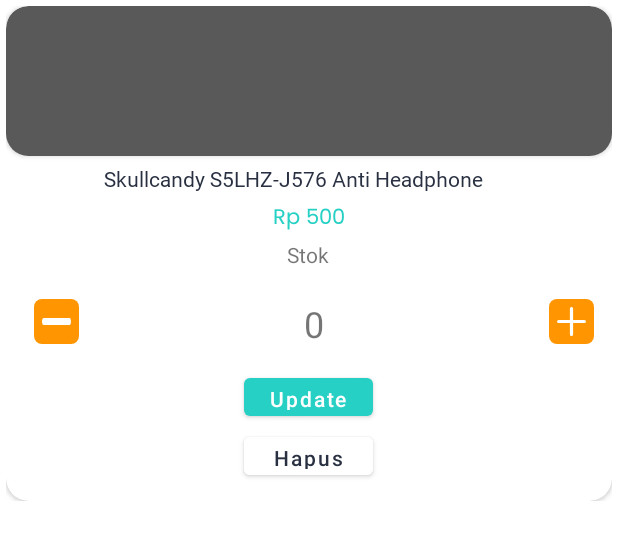
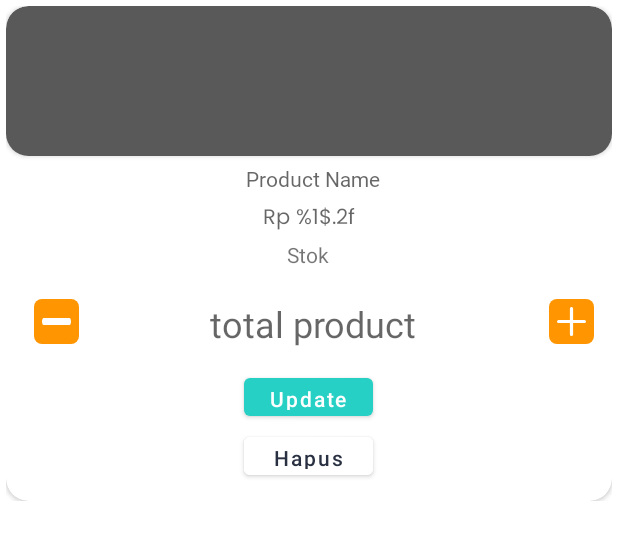
Before and after one commit to arthara/SimplePOS-android, an Android app: the layout item_product_inventory_all.xml on its own in the app's theme, with its tools: preview values and no code run, on a phone screen of 412 x 824 dp. Shown: the top 540 px of the screen. Run offline under Robolectric (Android 15) with nearby library versions, the phone set to English and light mode, and no system bars; network calls fail; Roboto replaces fonts that are not available here.

Commit message:
Add Stock Product Page Logic #30

```diff
--- a/app/src/main/java/com/simple/pos/modul/dashboard/fragment/belanja/BelanjaContract.kt
+++ b/app/src/main/java/com/simple/pos/modul/dashboard/fragment/belanja/BelanjaContract.kt
@@ -9,6 +9,7 @@
     }
 
     interface Presenter {
+        fun retrieveProducts()
     }
 
     interface Interactor {
--- a/app/src/main/java/com/simple/pos/modul/dashboard/fragment/main/MainFragment.kt
+++ b/app/src/main/java/com/simple/pos/modul/dashboard/fragment/main/MainFragment.kt
@@ -8,7 +8,6 @@
 import android.widget.Button
 import android.widget.DatePicker
 import android.widget.TextView
-import androidx.cardview.widget.CardView
 import androidx.fragment.app.Fragment
 import com.simple.pos.R
 import com.simple.pos.modul.dashboard.fragment.main.model.TopSales
@@ -84,7 +83,7 @@
                 getString(R.string.total_sales, totalSales.totalSales)
 
         view?.findViewById<TextView>(R.id.grossProfitTv)?.text =
-                getString(R.string.gross_profit, totalSales.grossProfit)
+                getString(R.string.price, totalSales.grossProfit)
     }
 
     override fun onDateSet(p0: DatePicker?, year: Int, month: Int, dayOfMonth: Int) {
--- a/app/src/main/res/layout/fragment_dashboard_main.xml
+++ b/app/src/main/res/layout/fragment_dashboard_main.xml
@@ -162,7 +162,7 @@
                                     android:id="@+id/grossProfitTv"
                                     android:layout_width="match_parent"
                                     android:layout_height="wrap_content"
-                                    android:text="@string/gross_profit"
+                                    android:text="@string/price"
                                     android:maxLines="1"
                                     android:fontFamily="sans-serif"
                                     app:autoSizeTextType="uniform"
--- a/app/src/main/res/layout/item_product_inventory_all.xml
+++ b/app/src/main/res/layout/item_product_inventory_all.xml
@@ -4,7 +4,9 @@
     xmlns:android="http://schemas.android.com/apk/res/android">
 
     <data>
-
+        <variable
+            name="product"
+            type="com.simple.pos.shared.model.Product" />
     </data>
 
     <androidx.constraintlayout.widget.ConstraintLayout
@@ -59,14 +61,16 @@
 
                 <TextView
                     android:id="@+id/tvPrudukInvAll"
-                    android:layout_width="wrap_content"
+                    android:layout_width="match_parent"
                     android:layout_height="wrap_content"
                     android:layout_marginStart="20dp"
                     android:layout_marginTop="5dp"
                     android:layout_marginEnd="16dp"
                     android:layout_marginBottom="15dp"
                     android:fontFamily="@font/roboto_regular"
-                    android:text="Skullcandy S5LHZ-J576 Anti Headphone "
+                    android:text="@{product.name}"
+                    android:hint="@string/product_name_hint"
+                    android:gravity="center"
                     android:textColor="@color/black"
                     android:textSize="14sp"
                     app:layout_constraintBottom_toTopOf="@+id/cardView"
@@ -77,17 +81,19 @@
                     app:layout_constraintVertical_bias="0.0" />
 
                 <TextView
-                    android:id="@+id/tvPriceProductInvAll"
-                    android:layout_width="wrap_content"
+                    android:id="@+id/priceProductInvAllTV"
+                    android:layout_width="0dp"
                     android:layout_height="wrap_content"
                     android:layout_marginTop="5dp"
                     android:fontFamily="@font/poppins"
-                    android:text="Rp 500"
+                    android:hint="@string/price"
+                    android:text="@{String.format(@string/price, product.sellingPrice)}"
                     android:textColor="@color/lightblue"
                     android:textSize="14sp"
+                    android:gravity="center"
+                    app:layout_constraintStart_toStartOf="parent"
                     app:layout_constraintBottom_toBottomOf="parent"
                     app:layout_constraintEnd_toEndOf="parent"
-                    app:layout_constraintStart_toStartOf="parent"
                     app:layout_constraintTop_toBottomOf="@+id/tvPrudukInvAll"
                     app:layout_constraintVertical_bias="0.0" />
 
@@ -103,7 +109,7 @@
                     app:layout_constraintHorizontal_bias="0.498"
 
                     app:layout_constraintStart_toStartOf="parent"
-                    app:layout_constraintTop_toBottomOf="@+id/tvPriceProductInvAll"
+                    app:layout_constraintTop_toBottomOf="@+id/priceProductInvAllTV"
                     app:layout_constraintVertical_bias="0.0" />
 
                 <RelativeLayout
@@ -139,7 +145,8 @@
                         android:layout_centerHorizontal="true"
                         android:layout_centerVertical="true"
                         android:gravity="center"
-                        android:text="0"
+                        android:hint="@string/total_product_hint"
+                        android:text="@{String.valueOf(product.total)}"
                         android:textSize="24sp" />
 
                     <ImageButton
@@ -159,7 +166,7 @@
 
 
                 <Button
-                    android:id="@+id/updateButton"
+                    android:id="@+id/updateProductBtn"
                     android:layout_width="86dp"
                     android:layout_height="37dp"
                     android:gravity="center|center_horizontal|center_vertical"
@@ -175,7 +182,7 @@
                     app:layout_constraintVertical_bias="0.214" />
 
                 <Button
-                    android:id="@+id/deleteButton"
+                    android:id="@+id/deleteProductBtn"
                     android:layout_width="86dp"
                     android:layout_height="37dp"
                     android:gravity="center|center_horizontal|center_vertical"
@@ -188,7 +195,7 @@
                     app:layout_constraintEnd_toEndOf="parent"
                     app:layout_constraintHorizontal_bias="0.498"
                     app:layout_constraintStart_toStartOf="parent"
-                    app:layout_constraintTop_toBottomOf="@+id/updateButton"
+                    app:layout_constraintTop_toBottomOf="@+id/updateProductBtn"
                     app:layout_constraintVertical_bias="0.157" />
 
             </androidx.constraintlayout.widget.ConstraintLayout>
--- a/app/src/main/res/values/strings.xml
+++ b/app/src/main/res/values/strings.xml
@@ -28,7 +28,7 @@
     <string name="text_btn_intro2">Upload Logo</string>
     <string name="text_btn_intro2_1">Tambah Data</string>
     <string name="text_btn_intro2_2">nanti saja</string>
-
+    <string name="price">Rp %1$.2f</string>
 
     <!--  Main Fragment String  -->
     <string name="title_laporan">Laporan Keuangan</string>
@@ -36,7 +36,6 @@
     <string name="total_sales1">Total Sales : </string>
     <string name="total_sales">Rp %1$d</string>
     <string name="gross_profit1">Laba Kotor : </string>
-    <string name="gross_profit">Rp %1$f</string>
     <string name="top_sales">Top Sales :</string>
     <string name="top_product_name1">Product</string>
     <string name="top_product_name">%1$s</string>
@@ -63,4 +62,8 @@
     <string name="product_example_name">Skullcandy S5LHZ-J576 Anti Headphone</string>
     <string name="edit">Edit</string>
     <string name="delete">Delete</string>
+    <string name="product_name_hint">Product Name</string>
+    <string name="total_product_hint">total product</string>
+    <string name="delete_product_confirmation">Apakah anda yakin ingin menghapus produk ?</string>
+
 </resources>
```
Also changed, not shown: app/src/main/java/com/simple/pos/modul/dashboard/fragment/inventory/InventoryFragment.kt (+13 -0 lines), app/src/main/java/com/simple/pos/modul/dashboard/fragment/inventory/subfragment/stock/StockContract.kt (added, +22 -0 lines), app/src/main/java/com/simple/pos/modul/dashboard/fragment/inventory/subfragment/stock/StockFragment.kt (added, +64 -0 lines), app/src/main/java/com/simple/pos/modul/dashboard/fragment/inventory/subfragment/stock/StockInteractor.kt (added, +24 -0 lines), app/src/main/java/com/simple/pos/modul/dashboard/fragment/inventory/subfragment/stock/StockPresenter.kt (added, +35 -0 lines), app/src/main/java/com/simple/pos/modul/dashboard/fragment/inventory/subfragment/stock/StockRecyclerAdapter.kt (added, +42 -0 lines), app/src/main/java/com/simple/pos/modul/dashboard/fragment/inventory/subfragment/stock/StockService.kt (added, +11 -0 lines), app/src/main/res/layout/subfragment_inventory_stock_product.xml (added, +124 -0 lines), app/src/main/res/layout/tab_stock_product.xml (deleted, +0 -128 lines).
